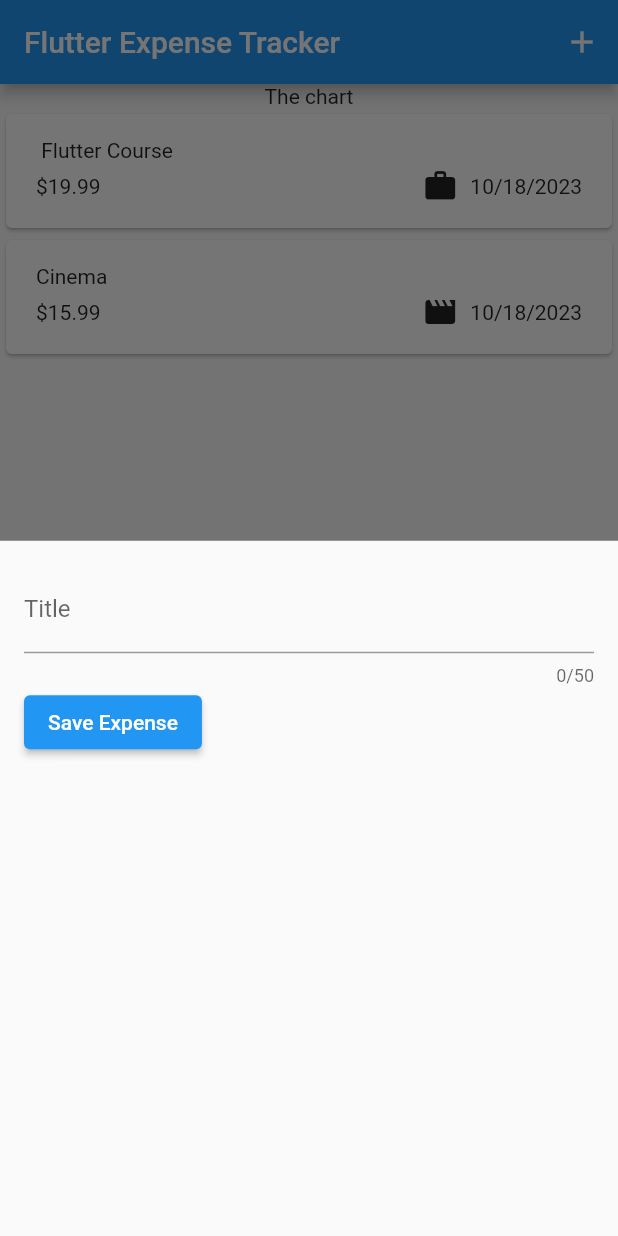
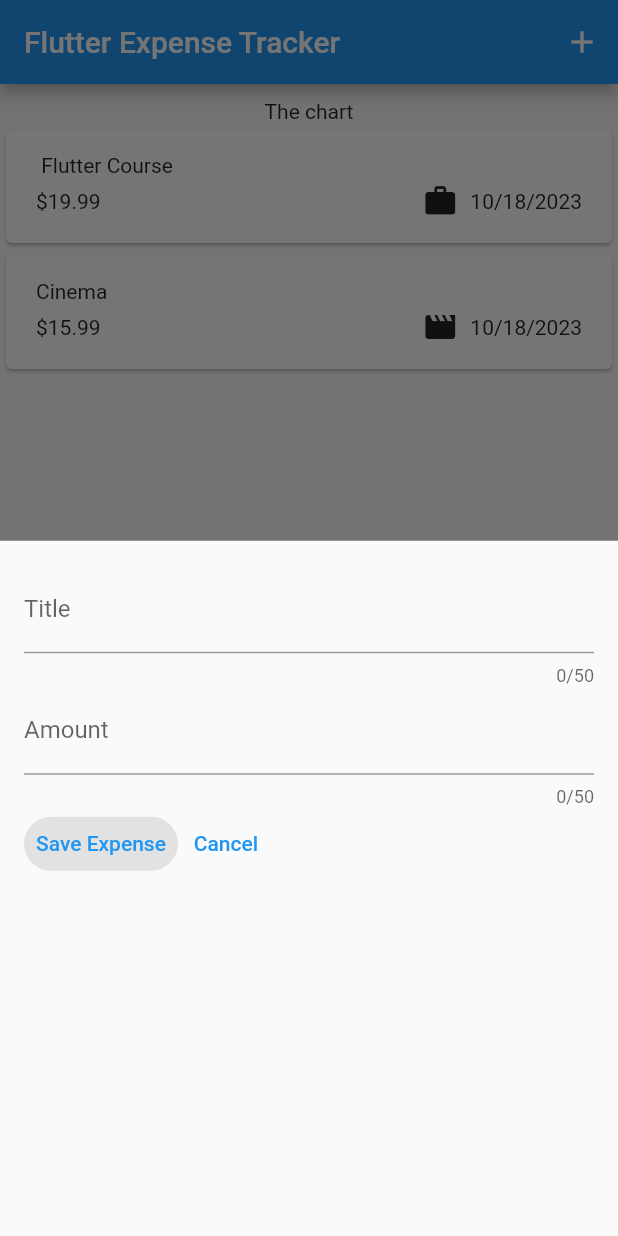
Before and after one commit to CongNQ-Dev/flutter-expense-tracker, a Flutter app: the screen it shows after launch, after a tap on the "add" icon, on a phone screen of 412 x 824 dp. Run offline on Flutter 3.47's test engine with Material 2 defaults, Android fonts, the phone set to English and light mode, and no system bars.

Commit message:
Add New Input with number keyboard

```diff
--- a/lib/widget/expenses.dart
+++ b/lib/widget/expenses.dart
@@ -39,6 +39,9 @@ class _ExpensesState extends State<Expenses> {
           ],
         ),
         body: Column(children: [
+          SizedBox(
+            height: 10,
+          ),
           const Text("The chart"),
           Expanded(child: ExpensesList(expenses: _registerExpenses))
         ]));
--- a/lib/widget/new_expense.dart
+++ b/lib/widget/new_expense.dart
@@ -9,9 +9,11 @@ class NewExpense extends StatefulWidget {
 
 class _NewExpenseState extends State<NewExpense> {
   final _titleController = TextEditingController();
+  final _amountController = TextEditingController();
   @override
   void dispose() {
-    _titleController.dispose(); //frees _titleController's resources
+    _titleController.dispose();
+    _amountController.dispose(); //frees _titleController's resources
     super
         .dispose(); //Call dispose() of the parent class to perform other tasks (if any)
   }
@@ -29,18 +31,40 @@ class _NewExpenseState extends State<NewExpense> {
         children: [
           TextField(
             controller: _titleController,
+            keyboardType: TextInputType.text,
             maxLength: 50,
             decoration: InputDecoration(label: Text("Title")),
           ),
+          TextField(
+            controller: _amountController,
+            keyboardType: TextInputType.number,
+            maxLength: 50,
+            decoration:
+                InputDecoration(prefixText: "\$", label: Text("Amount")),
+          ),
           Row(
             children: [
-              ElevatedButton(
+              TextButton(
+                  style: ButtonStyle(
+                      backgroundColor: MaterialStateProperty.all(
+                          Color.fromARGB(40, 104, 100, 100)),
+                      shape: MaterialStateProperty.all<RoundedRectangleBorder>(
+                          RoundedRectangleBorder(
+                        borderRadius: BorderRadius.circular(18.0),
+                      ))),
                   onPressed: () {
                     print(_titleController.text);
+                    print(_amountController.text);
                   },
-                  child: Text("Save Expense"))
+                  child: Text("Save Expense")),
+              TextButton(
+                  onPressed: () {
+                    print(_titleController.text);
+                    print(_amountController.text);
+                  },
+                  child: Text("Cancel")),
             ],
-          )
+          ),
         ],
       ),
     );
```
